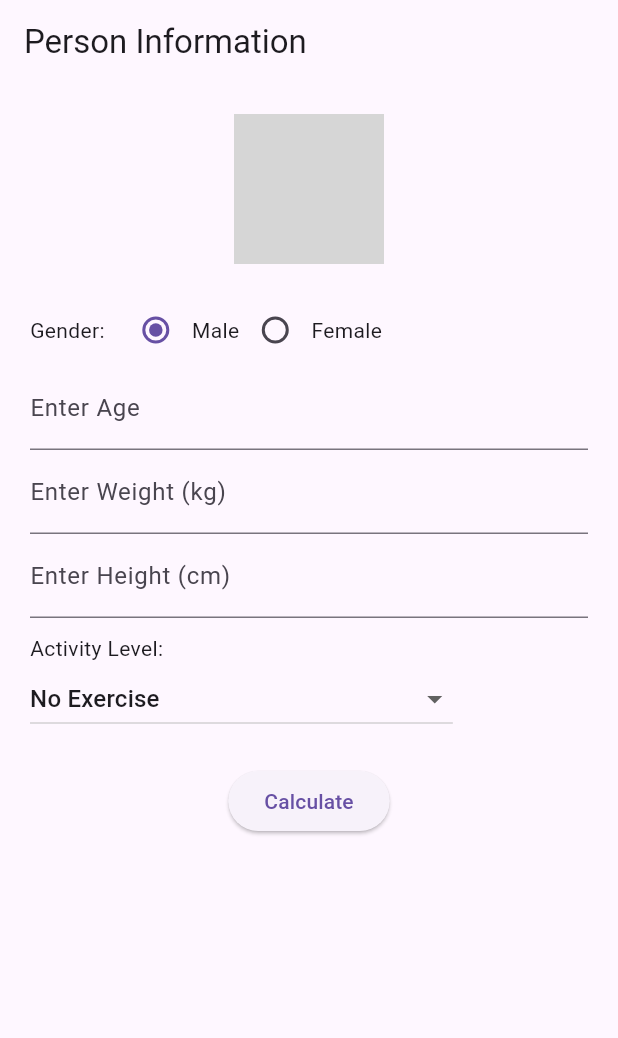
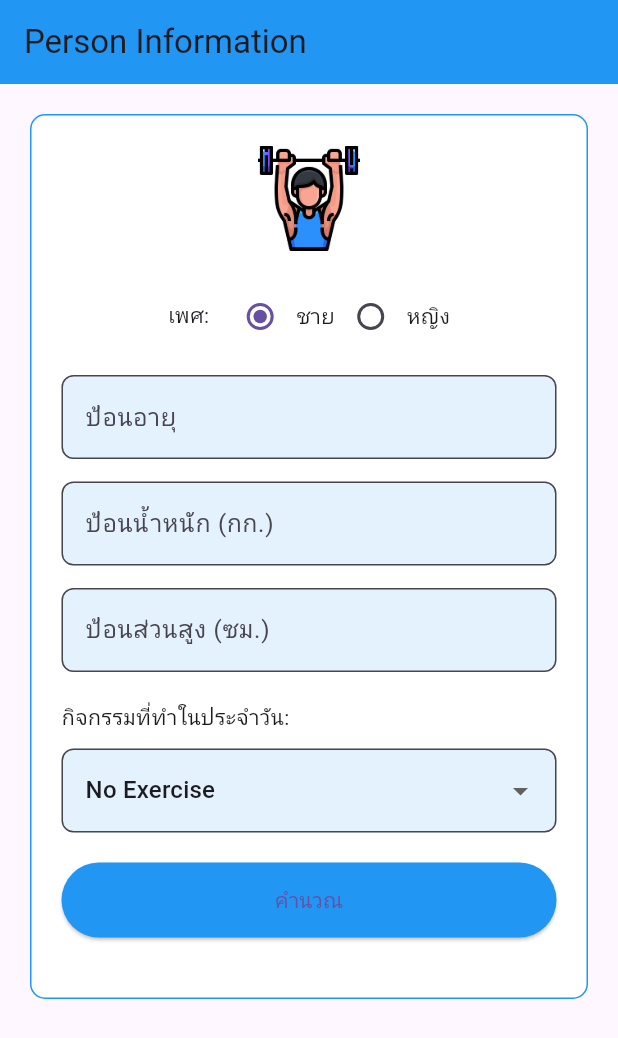
Before and after one commit to Birdie-1/dec_19, a Flutter app: the screen it shows after launch, on a phone screen of 412 x 824 dp. Shown: the top 1038 px of the screen. Run offline on Flutter 3.47's test engine with Material 3 defaults, Android fonts, the phone set to English and light mode, and no system bars; grey boxes are pictures that could not be loaded.

Commit message:
completed version

```diff
--- a/lib/myTDEE.dart
+++ b/lib/myTDEE.dart
@@ -47,24 +47,36 @@ class TdeeAppState extends State<TdeeApp> {
     return Scaffold(
       appBar: AppBar(
         title: const Text('Person Information'),
+        backgroundColor: Colors.blue,
       ),
-      body: Container(
-        margin: EdgeInsets.all(20),
+      body: SingleChildScrollView(
+        padding: const EdgeInsets.all(20),
+        child: Center(
+          child: Container(
+            width: double.infinity,
+            constraints: const BoxConstraints(maxWidth: 500),
+            padding: const EdgeInsets.all(20),
+            decoration: BoxDecoration(
+              color: Colors.white,
+              borderRadius: BorderRadius.circular(10),
+              border: Border.all(color: Colors.blue),
+            ),
             child: Column(
-          crossAxisAlignment: CrossAxisAlignment.start,
+              crossAxisAlignment: CrossAxisAlignment.center,
               children: [
                   Center(
                   child: Image.asset(
-                'assets/images/weightlifter.png', // Corrected file name
-                width: 100,
-                height: 100,
+                    'assets/images/weightlifter.png', // Replace with actual path
+                    width: 70,
+                    height: 70,
                   ),
                 ),
-            SizedBox(height: 20),
+                const SizedBox(height: 20),
                 Row(
+                  mainAxisAlignment: MainAxisAlignment.center,
                   children: [
-                Text('Gender:'),
-                SizedBox(width: 10),
+                    const Text('เพศ:'),
+                    const SizedBox(width: 10),
                     Row(
                       children: [
                         Radio(
@@ -76,7 +88,7 @@ class TdeeAppState extends State<TdeeApp> {
                             });
                           },
                         ),
-                    Text('Male'), // Corrected label
+                        const Text('ชาย'),
                       ],
                     ),
                     Row(
@@ -90,29 +102,60 @@ class TdeeAppState extends State<TdeeApp> {
                             });
                           },
                         ),
-                    Text('Female'),
+                        const Text('หญิง'),
                       ],
                     ),
                   ],
                 ),
+                const SizedBox(height: 15),
                 TextField(
                   controller: _ageController,
                   keyboardType: TextInputType.number,
-              decoration: InputDecoration(labelText: 'Enter Age'),
+                  decoration: InputDecoration(
+                    labelText: 'ป้อนอายุ',
+                    filled: true,
+                    fillColor: Colors.blue[50],
+                    border: OutlineInputBorder(
+                      borderRadius: BorderRadius.circular(8),
+                      borderSide: BorderSide(color: Colors.blue.shade300),
                     ),
+                  ),
+                ),
+                const SizedBox(height: 15),
                 TextField(
                   controller: _weightController,
                   keyboardType: TextInputType.number,
-              decoration: InputDecoration(labelText: 'Enter Weight (kg)'),
+                  decoration: InputDecoration(
+                    labelText: 'ป้อนน้ำหนัก (กก.)',
+                    filled: true,
+                    fillColor: Colors.blue[50],
+                    border: OutlineInputBorder(
+                      borderRadius: BorderRadius.circular(8),
+                      borderSide: BorderSide(color: Colors.blue.shade300),
                     ),
+                  ),
+                ),
+                const SizedBox(height: 15),
                 TextField(
                   controller: _heightController,
                   keyboardType: TextInputType.number,
-              decoration: InputDecoration(labelText: 'Enter Height (cm)'),
+                  decoration: InputDecoration(
+                    labelText: 'ป้อนส่วนสูง (ซม.)',
+                    filled: true,
+                    fillColor: Colors.blue[50],
+                    border: OutlineInputBorder(
+                      borderRadius: BorderRadius.circular(8),
+                      borderSide: BorderSide(color: Colors.blue.shade300),
                     ),
-            SizedBox(height: 10),
-            Text('Activity Level:'),
-            DropdownButton<String>(
+                  ),
+                ),
+                const SizedBox(height: 20),
+                const Align(
+                  alignment: Alignment.centerLeft,
+                  child: Text('กิจกรรมที่ทำในประจำวัน:'),
+                ),
+                const SizedBox(height: 10),
+                DropdownButtonFormField<String>(
                   value: _activityLevel,
                   onChanged: (value) {
                     setState(() {
@@ -122,21 +165,31 @@ class TdeeAppState extends State<TdeeApp> {
                   items: _activityMultiplier.keys
                       .map((level) => DropdownMenuItem(
                             value: level,
-                        child: Text(level), // Corrected text
+                            child: Text(level),
                           ))
                       .toList(),
-            ),
-            SizedBox(height: 20),
-            Center(
-              child: ElevatedButton(
-                onPressed: _calculate,
-                child: Text('Calculate'),
+                  decoration: InputDecoration(
+                    filled: true,
+                    fillColor: Colors.blue[50],
+                    border: OutlineInputBorder(
+                      borderRadius: BorderRadius.circular(8),
+                      borderSide: BorderSide(color: Colors.blue.shade300),
                     ),
                   ),
-            SizedBox(height: 20),
+                ),
+                const SizedBox(height: 20),
+                ElevatedButton(
+                  onPressed: _calculate,
+                  style: ElevatedButton.styleFrom(
+                    backgroundColor: Colors.blue,
+                    minimumSize: const Size(double.infinity, 50),
+                  ),
+                  child: const Text('คำนวณ'),
+                ),
+                const SizedBox(height: 20),
                 if (_bmr != null && _tdee != null)
                   Column(
-                crossAxisAlignment: CrossAxisAlignment.start,
+                    crossAxisAlignment: CrossAxisAlignment.center,
                     children: [
                       Text('BMR: ${_bmr!.toStringAsFixed(2)} cal'),
                       Text('TDEE: ${_tdee!.toStringAsFixed(2)} cal'),
@@ -145,6 +198,8 @@ class TdeeAppState extends State<TdeeApp> {
               ],
             ),
           ),
+        ),
+      ),
     );
   }
 }
--- a/pubspec.yaml
+++ b/pubspec.yaml
@@ -60,7 +60,7 @@ flutter:
 
   # To add assets to your application, add an assets section, like this:
   assets:
-      - images/weightlifter.png
+      - assets/images/weightlifter.png
   #   - images/a_dot_ham.jpeg
 
   # An image asset can refer to one or more resolution-specific "variants", see
```
Lines whose indentation alone changed are shown as unchanged.
